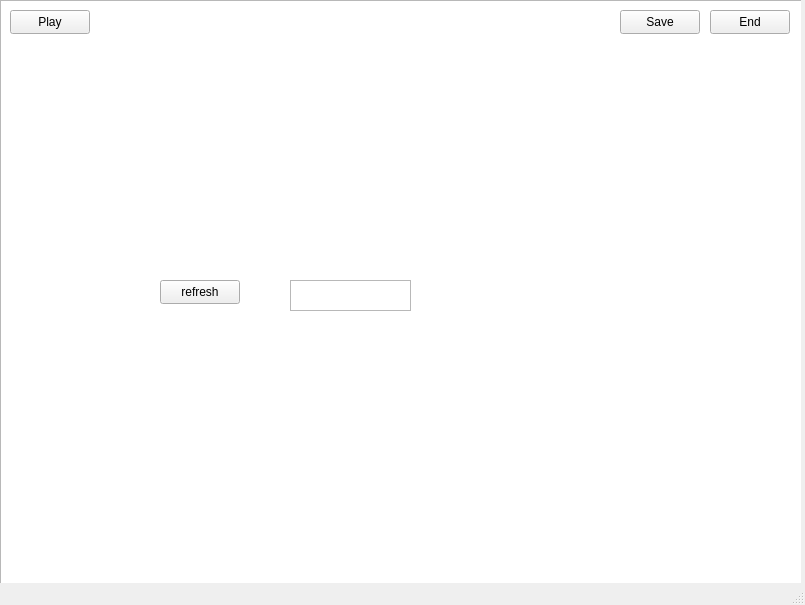
Before: the Qt Designer form mainwindow.ui in Czesiek1701/Run-Pecker, drawn with Qt 5.
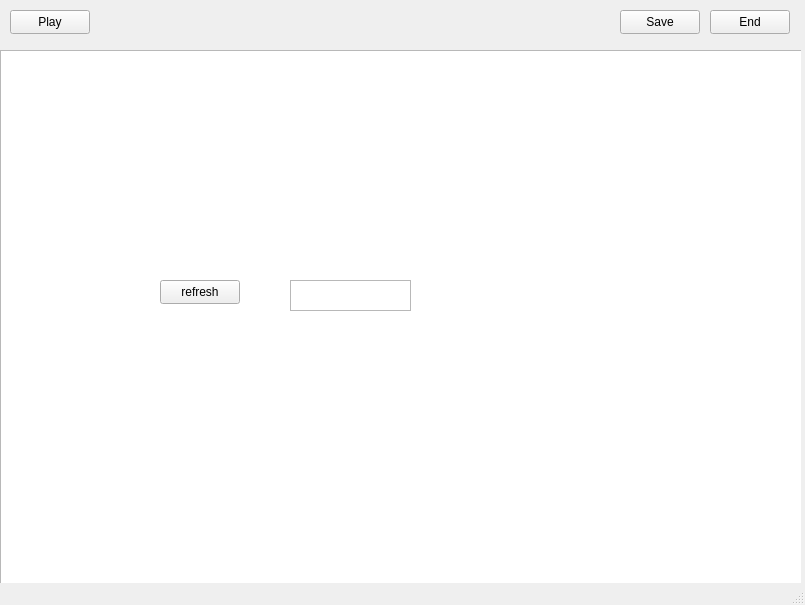
After: the same form once the commit is applied.

```diff
--- a/mainwindow.ui
+++ b/mainwindow.ui
@@ -139,9 +139,9 @@
       <property name="geometry">
        <rect>
         <x>0</x>
-        <y>0</y>
+        <y>50</y>
         <width>811</width>
-        <height>601</height>
+        <height>551</height>
        </rect>
       </property>
      </widget>
```
